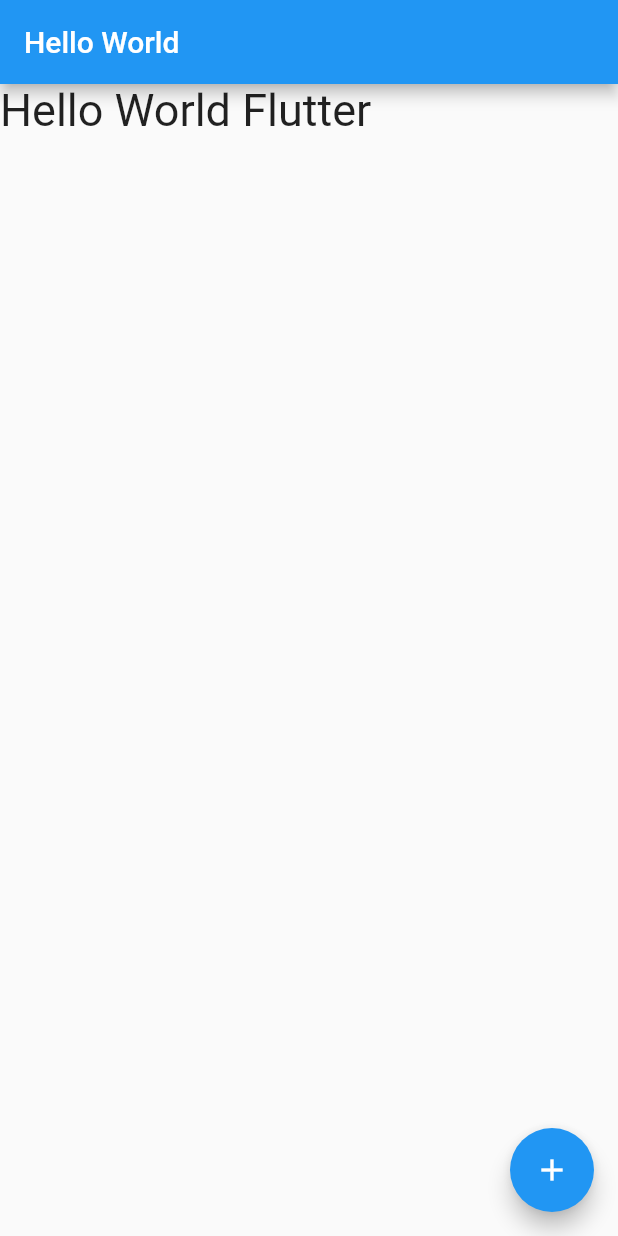
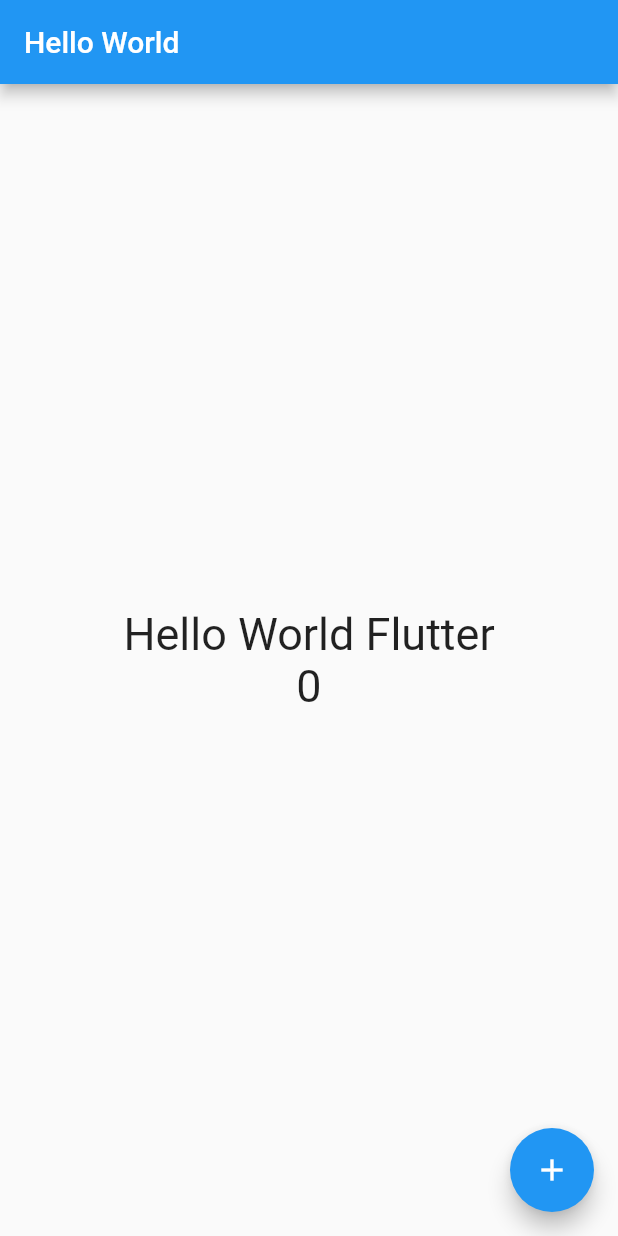
Before and after one commit to mincoln419/flutterEx, a Flutter app: the screen it shows after launch, on a phone screen of 412 x 824 dp. Run offline on Flutter 3.47's test engine with Material 2 defaults, Android fonts, the phone set to English and light mode, and no system bars.

Commit message:
flutter 기본위젯 integer 타입
flutter 기본위젯 integer 타입

```diff
--- a/untitled_android/lib/main.dart
+++ b/untitled_android/lib/main.dart
@@ -26,6 +26,7 @@ class HelloPage extends StatefulWidget {
 
 class _HelloPageState extends State<HelloPage> {
   String _message = 'Hello World Flutter';
+  int _counter = 0;
 
   @override
   Widget build(BuildContext context) {
@@ -36,11 +37,20 @@ class _HelloPageState extends State<HelloPage> {
         appBar: AppBar(
           title: Text(widget.title),
         ),
-        body: Text(_message, style: TextStyle(fontSize: 30)));
+        body: Center(
+          child: Column(
+            mainAxisAlignment: MainAxisAlignment.center,
+            children: [
+              Text(_message, style: TextStyle(fontSize: 30)),
+              Text('$_counter', style: TextStyle(fontSize: 30)),
+            ],
+          )
+        ));
   }
   void _changeMessage() {
     setState((){
       _message = '헬로 월드';
+      _counter ++;
     });
   }
 }
```
